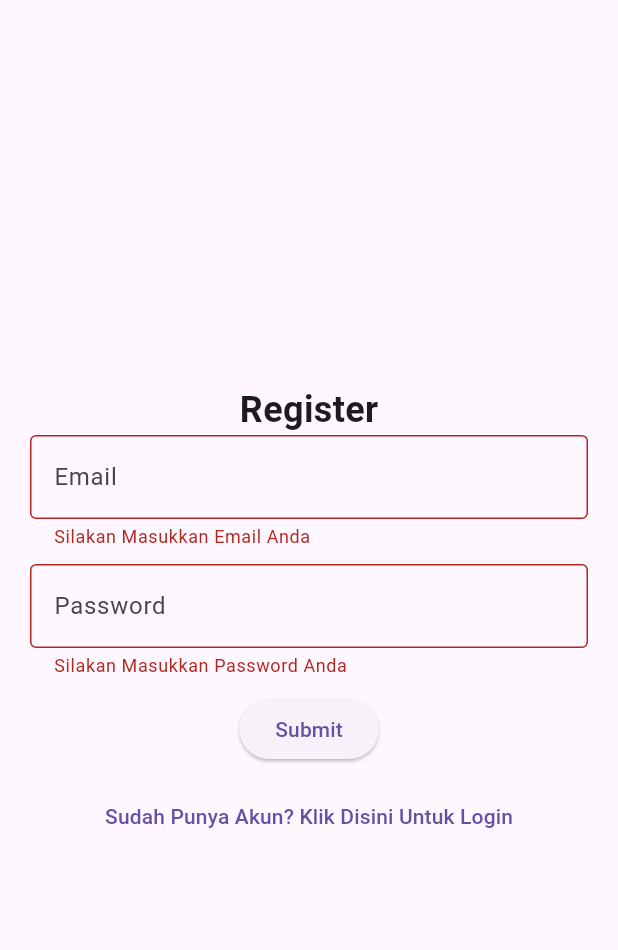
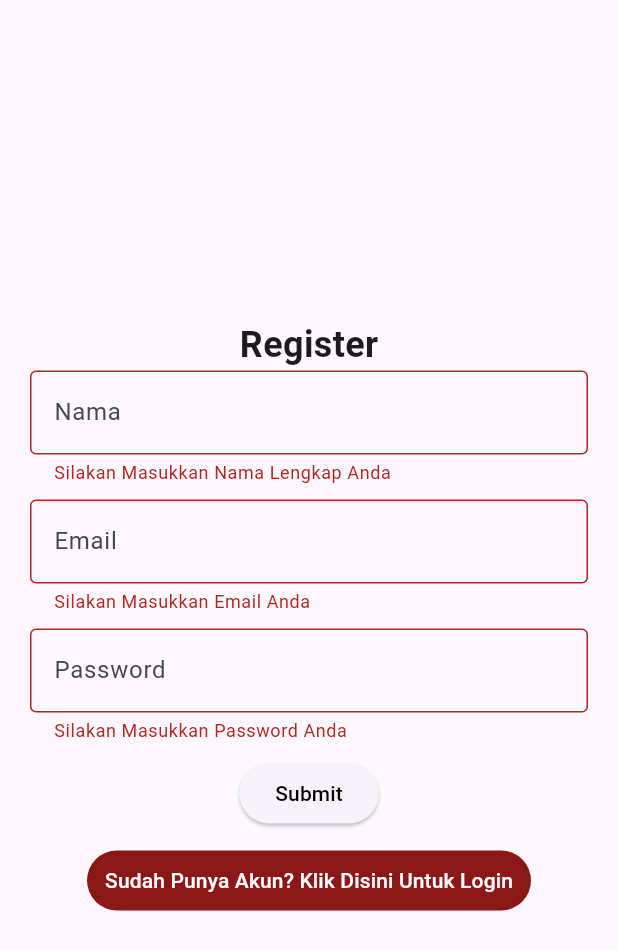
Before and after one commit to IhsanFauzan98/Aplikasi_KFC, a Flutter app: the Regis screen opened directly, after a tap on "Submit", on a phone screen of 412 x 824 dp. Shown: the top 950 px of the screen. Run offline on Flutter 3.47's test engine with Material 3 defaults, Android fonts, the phone set to English and light mode, and no system bars; our stand-ins replace firebase_auth, firebase_core; missing offline and left inert: kelompok_c2; accounts and stored records are empty; statements that could not run were skipped.

Commit message:
login dan regis

```diff
--- a/lib/Login.dart
+++ b/lib/Login.dart
@@ -1,7 +1,7 @@
 // ignore_for_file: use_build_context_synchronously, prefer_const_constructors, file_names
 
 import 'package:flutter/material.dart';
-import 'package:kelompok_c2/Auth.dart';
+import 'package:aplikasi_kfc/Auth.dart';
 import 'Regis.dart';
 
 class Login extends StatefulWidget {
@@ -103,14 +103,19 @@ class _LoginState extends State<Login> {
                 ),
                 SizedBox(height: 10),
                 ElevatedButton(
+                style: ElevatedButton.styleFrom(
+                foregroundColor: Colors.white,
+                backgroundColor: Color.fromARGB(255, 139, 23, 23),
+                ),
                   onPressed: () => handleSubmit(),
+
                   child: _loading
                       ? const SizedBox(
                           width: 20,
                           height: 20,
                           child: CircularProgressIndicator(
-                            color: Colors.white,
-                            strokeWidth: 2,
+                          color: Colors.white,
+                          strokeWidth: 2,
                           ),
                         )
                       : Text("Submit"),
@@ -119,12 +124,15 @@ class _LoginState extends State<Login> {
                   height: 10,
                 ),
                 TextButton(
+                  style: ElevatedButton.styleFrom(
+                  foregroundColor: const Color.fromARGB(255, 0, 0, 0),
+                ),
                   onPressed: () {
                     Navigator.push(
                         context, MaterialPageRoute(builder: (context) => Regis()));
                   },
                   child: Text(
-                      "Belum Punya Akun? Klik Disini Untuk Register"),
+                      "Belum Punya Akun? Klik Disini Untuk Register" ),
                 )
               ],
             ),
--- a/lib/Regis.dart
+++ b/lib/Regis.dart
@@ -1,12 +1,9 @@
-// ignore_for_file: file_names, prefer_const_constructors, use_build_context_synchronously
-
-import 'package:kelompok_c2/Auth.dart';
-
+import 'package:aplikasi_kfc/Auth.dart';
 import 'Login.dart';
 import 'package:flutter/material.dart';
 
 class Regis extends StatefulWidget {
-  const Regis({super.key});
+  const Regis({Key? key}) : super(key: key);
 
   @override
   State<Regis> createState() => _RegisState();
@@ -14,12 +11,10 @@ class Regis extends StatefulWidget {
 
 class _RegisState extends State<Regis> {
   bool _loading = false;
-
   final _formKey = GlobalKey<FormState>();
-
   final TextEditingController _ctrlEmail = TextEditingController();
-
   final TextEditingController _ctrlPassword = TextEditingController();
+  final TextEditingController _ctrlName = TextEditingController(); // Tambahkan controller untuk nama
 
   Future<void> _showDialog(String title, String content) async {
     return showDialog<void>(
@@ -45,10 +40,12 @@ class _RegisState extends State<Regis> {
     if (!_formKey.currentState!.validate()) return;
     final email = _ctrlEmail.value.text;
     final password = _ctrlPassword.value.text;
+    final name = _ctrlName.value.text; // Dapatkan nama dari controller
+
     setState(() => _loading = true);
 
     // Call your registration method, assuming it returns a boolean indicating success
-    bool registrationSuccess = await Auth().regis(email, password);
+    bool registrationSuccess = await Auth().regis(email, password, name);
 
     setState(() => _loading = false);
 
@@ -62,7 +59,6 @@ class _RegisState extends State<Regis> {
       _showDialog('Pendaftaran Gagal', 'Akun sudah ada atau pendaftaran gagal. Silakan coba lagi.');
     }
   }
-
 
   @override
   Widget build(BuildContext context) {
@@ -82,6 +78,20 @@ class _RegisState extends State<Regis> {
                     fontWeight: FontWeight.bold,
                   ),
                 ),
+                TextFormField(
+                  controller: _ctrlName, // Tambahkan field nama
+                  validator: (value) {
+                    if (value == null || value.isEmpty) {
+                      return 'Silakan Masukkan Nama Lengkap Anda';
+                    }
+                    return null;
+                  },
+                  decoration: InputDecoration(
+                    border: OutlineInputBorder(),
+                    hintText: 'Nama',
+                  ),
+                ),
+                SizedBox(height: 10),
                 TextFormField(
                   controller: _ctrlEmail,
                   validator: (value) {
@@ -112,6 +122,9 @@ class _RegisState extends State<Regis> {
                 ),
                 SizedBox(height: 10),
                 ElevatedButton(
+                style: ElevatedButton.styleFrom(
+                  foregroundColor: const Color.fromARGB(255, 0, 0, 0),
+                ),
                   onPressed: () => handleSubmit(),
                   child: _loading
                       ? const SizedBox(
@@ -128,9 +141,12 @@ class _RegisState extends State<Regis> {
                   height: 10,
                 ),
                 TextButton(
+                  style: ElevatedButton.styleFrom(
+                  foregroundColor: Colors.white,
+                  backgroundColor: Color.fromARGB(255, 139, 23, 23),
+                ),
                   onPressed: () {
-                    Navigator.push(context,
-                        MaterialPageRoute(builder: (context) => Login()));
+                    Navigator.push(context, MaterialPageRoute(builder: (context) => Login()));
                   },
                   child: Text("Sudah Punya Akun? Klik Disini Untuk Login"),
                 )
```
